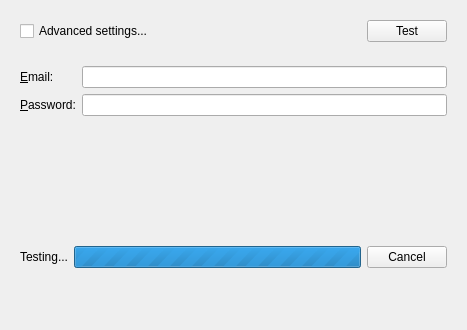
This is client/src/ui/widgets/settings/smtp_settings_widget.ui in networkoptix/nx_open as Qt 5 draws it before an edit. The edited form follows.
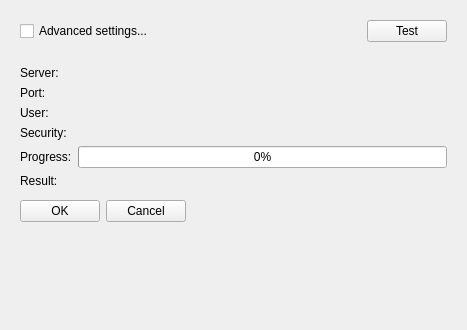
This is the edited form. The open tabs and pages were chosen to show the change.

Commit message:
New "Test Email" form
<==== Mercurial data ====>
Branch: master

```diff
--- a/client/src/ui/widgets/settings/smtp_settings_widget.ui
+++ b/client/src/ui/widgets/settings/smtp_settings_widget.ui
@@ -13,7 +13,7 @@
   <property name="windowTitle">
    <string/>
   </property>
-  <layout class="QVBoxLayout" name="verticalLayout_2">
+  <layout class="QVBoxLayout" name="verticalLayout_3">
    <item>
     <widget class="QWidget" name="controlsWidget" native="true">
      <layout class="QHBoxLayout" name="horizontalLayout_2">
@@ -72,7 +72,7 @@
        <item row="0" column="0">
         <widget class="QLabel" name="simpleEmailLabel">
          <property name="text">
-          <string>&amp;Email:</string>
+          <string>&amp;E-Mail:</string>
          </property>
          <property name="buddy">
           <cstring>simpleEmailLineEdit</cstring>
@@ -243,39 +243,141 @@
        </item>
       </layout>
      </widget>
-    </widget>
-   </item>
-   <item>
-    <widget class="QWidget" name="testingProgressWidget" native="true">
-     <layout class="QHBoxLayout" name="horizontalLayout_3">
-      <item>
-       <widget class="QLabel" name="testLabel">
+     <widget class="QWidget" name="page">
+      <layout class="QVBoxLayout" name="verticalLayout_2">
+       <item>
+        <layout class="QFormLayout" name="formLayout_4">
+         <item row="0" column="0">
+          <widget class="QLabel" name="testServerCaptionLabel">
+           <property name="text">
+            <string>Server:</string>
+           </property>
+          </widget>
+         </item>
+         <item row="0" column="1">
+          <widget class="QLabel" name="testServerLabel">
         <property name="text">
-         <string>Testing...</string>
+            <string/>
         </property>
        </widget>
       </item>
-      <item>
+         <item row="1" column="0">
+          <widget class="QLabel" name="testPortCaptionLabel">
+           <property name="text">
+            <string>Port:</string>
+           </property>
+          </widget>
+         </item>
+         <item row="1" column="1">
+          <widget class="QLabel" name="testPortLabel">
+           <property name="text">
+            <string/>
+           </property>
+          </widget>
+         </item>
+         <item row="2" column="0">
+          <widget class="QLabel" name="testUserCaptionLabel">
+           <property name="text">
+            <string>User:</string>
+           </property>
+          </widget>
+         </item>
+         <item row="3" column="0">
+          <widget class="QLabel" name="testSecurityCaptionLabel">
+           <property name="text">
+            <string>Security:</string>
+           </property>
+          </widget>
+         </item>
+         <item row="2" column="1">
+          <widget class="QLabel" name="testUserLabel">
+           <property name="text">
+            <string/>
+           </property>
+          </widget>
+         </item>
+         <item row="3" column="1">
+          <widget class="QLabel" name="testSecurityLabel">
+           <property name="text">
+            <string/>
+           </property>
+          </widget>
+         </item>
+         <item row="4" column="0">
+          <widget class="QLabel" name="testProgressCaptionLabel">
+           <property name="text">
+            <string>Progress:</string>
+           </property>
+          </widget>
+         </item>
+         <item row="4" column="1">
        <widget class="QProgressBar" name="testProgressBar">
         <property name="maximum">
-         <number>0</number>
+            <number>10</number>
         </property>
         <property name="value">
-         <number>-1</number>
+            <number>0</number>
         </property>
         <property name="textVisible">
          <bool>true</bool>
         </property>
        </widget>
       </item>
+         <item row="5" column="0">
+          <widget class="QLabel" name="testResultCaptionLabel">
+           <property name="text">
+            <string>Result:</string>
+           </property>
+          </widget>
+         </item>
+         <item row="5" column="1">
+          <widget class="QLabel" name="testResultLabel">
+           <property name="text">
+            <string/>
+           </property>
+          </widget>
+         </item>
+        </layout>
+       </item>
       <item>
-       <widget class="QPushButton" name="testResultButton">
+        <layout class="QHBoxLayout" name="horizontalLayout_3">
+         <item>
+          <widget class="QPushButton" name="okTestButton">
+           <property name="text">
+            <string>OK</string>
+           </property>
+          </widget>
+         </item>
+         <item>
+          <widget class="QPushButton" name="cancelTestButton">
+           <property name="sizePolicy">
+            <sizepolicy hsizetype="Minimum" vsizetype="Fixed">
+             <horstretch>0</horstretch>
+             <verstretch>0</verstretch>
+            </sizepolicy>
+           </property>
         <property name="text">
          <string>Cancel</string>
         </property>
        </widget>
       </item>
-     </layout>
+         <item>
+          <spacer name="horizontalSpacer_2">
+           <property name="orientation">
+            <enum>Qt::Horizontal</enum>
+           </property>
+           <property name="sizeHint" stdset="0">
+            <size>
+             <width>40</width>
+             <height>20</height>
+            </size>
+           </property>
+          </spacer>
+         </item>
+        </layout>
+       </item>
+      </layout>
+     </widget>
     </widget>
    </item>
    <item>
```
Lines whose indentation alone changed are shown as unchanged. The commit also changes 5 other files.
